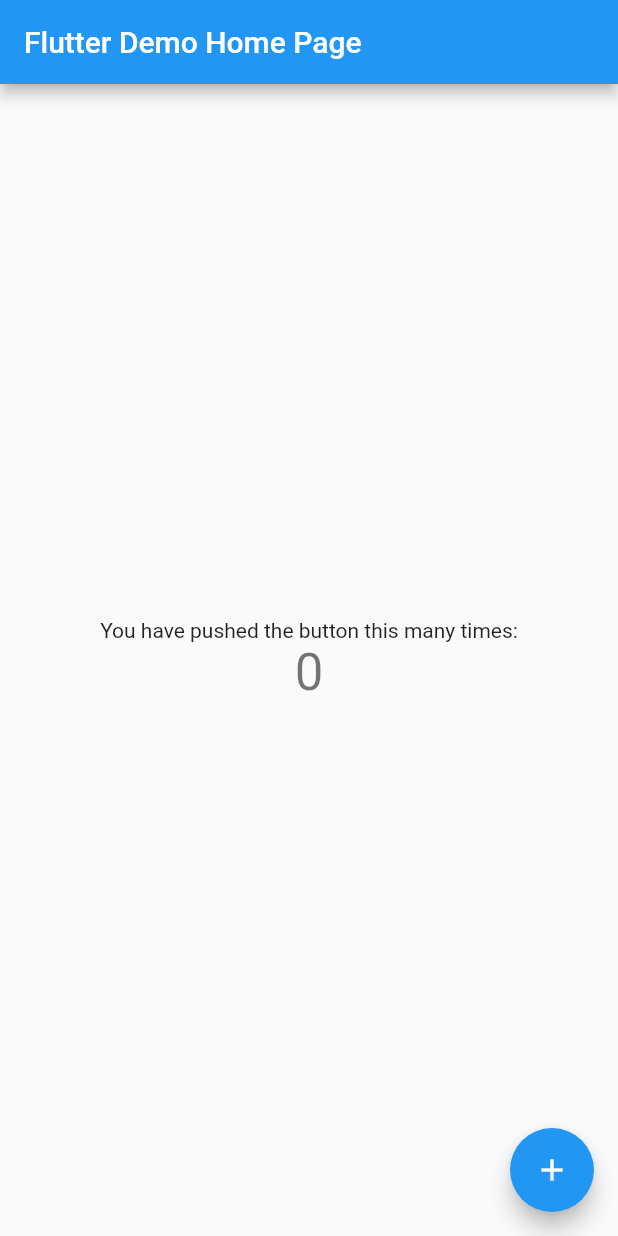
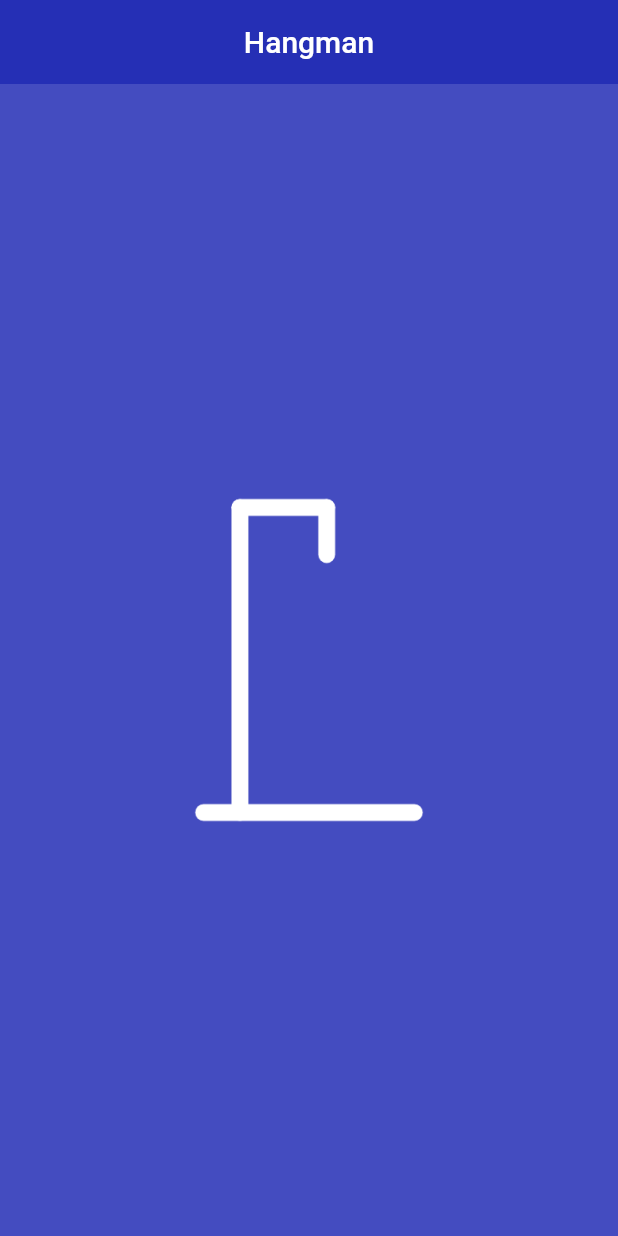
Before and after one commit to KarlZacferro/Hangman_Game, a Flutter app: the screen it shows after launch, on a phone screen of 412 x 824 dp. Run offline on Flutter 3.47's test engine with Material 2 defaults, Android fonts, the phone set to English and light mode, and no system bars.

Commit message:
Tela inicial estática

```diff
--- /dev/null
+++ b/lib/core/game.dart
@@ -0,0 +1,5 @@
+//criação
+class Game {
+  //vai construir a figura de acordo com as tentativas
+  static int tentativas = 0;
+}
--- a/lib/main.dart
+++ b/lib/main.dart
@@ -1,115 +1,61 @@
 import 'package:flutter/material.dart';
+import 'package:hungman_game/core/game.dart';
+import 'package:hungman_game/ui/colors.dart';
+import 'package:hungman_game/widget/figure_image.dart';
 
 void main() {
-  runApp(const MyApp());
+  runApp(const Hangman());
 }
 
-class MyApp extends StatelessWidget {
-  const MyApp({Key? key}) : super(key: key);
+class Hangman extends StatelessWidget {
+  const Hangman({Key? key}) : super(key: key);
 
-  // This widget is the root of your application.
   @override
   Widget build(BuildContext context) {
-    return MaterialApp(
-      title: 'Flutter Demo',
-      theme: ThemeData(
-        // This is the theme of your application.
-        //
-        // Try running your application with "flutter run". You'll see the
-        // application has a blue toolbar. Then, without quitting the app, try
-        // changing the primarySwatch below to Colors.green and then invoke
-        // "hot reload" (press "r" in the console where you ran "flutter run",
-        // or simply save your changes to "hot reload" in a Flutter IDE).
-        // Notice that the counter didn't reset back to zero; the application
-        // is not restarted.
-        primarySwatch: Colors.blue,
-      ),
-      home: const MyHomePage(title: 'Flutter Demo Home Page'),
+    return const MaterialApp(
+      home: HomeApp(),
     );
   }
 }
 
-class MyHomePage extends StatefulWidget {
-  const MyHomePage({Key? key, required this.title}) : super(key: key);
-
-  // This widget is the home page of your application. It is stateful, meaning
-  // that it has a State object (defined below) that contains fields that affect
-  // how it looks.
-
-  // This class is the configuration for the state. It holds the values (in this
-  // case the title) provided by the parent (in this case the App widget) and
-  // used by the build method of the State. Fields in a Widget subclass are
-  // always marked "final".
-
-  final String title;
+class HomeApp extends StatefulWidget {
+  const HomeApp({Key? key}) : super(key: key);
 
   @override
-  State<MyHomePage> createState() => _MyHomePageState();
+  _HomeAppState createState() => _HomeAppState();
 }
 
-class _MyHomePageState extends State<MyHomePage> {
-  int _counter = 0;
-
-  void _incrementCounter() {
-    setState(() {
-      // This call to setState tells the Flutter framework that something has
-      // changed in this State, which causes it to rerun the build method below
-      // so that the display can reflect the updated values. If we changed
-      // _counter without calling setState(), then the build method would not be
-      // called again, and so nothing would appear to happen.
-      _counter++;
-    });
-  }
-
+class _HomeAppState extends State<HomeApp> {
   @override
   Widget build(BuildContext context) {
-    // This method is rerun every time setState is called, for instance as done
-    // by the _incrementCounter method above.
-    //
-    // The Flutter framework has been optimized to make rerunning build methods
-    // fast, so that you can just rebuild anything that needs updating rather
-    // than having to individually change instances of widgets.
     return Scaffold(
+      backgroundColor: AppThemeColor.primaryColor,
       appBar: AppBar(
-        // Here we take the value from the MyHomePage object that was created by
-        // the App.build method, and use it to set our appbar title.
-        title: Text(widget.title),
+        title: const Text("Hangman"),
+        elevation: 0,
+        centerTitle: true,
+        backgroundColor: AppThemeColor.primaryColor,
       ),
-      body: Center(
-        // Center is a layout widget. It takes a single child and positions it
-        // in the middle of the parent.
-        child: Column(
-          // Column is also a layout widget. It takes a list of children and
-          // arranges them vertically. By default, it sizes itself to fit its
-          // children horizontally, and tries to be as tall as its parent.
-          //
-          // Invoke "debug painting" (press "p" in the console, choose the
-          // "Toggle Debug Paint" action from the Flutter Inspector in Android
-          // Studio, or the "Toggle Debug Paint" command in Visual Studio Code)
-          // to see the wireframe for each widget.
-          //
-          // Column has various properties to control how it sizes itself and
-          // how it positions its children. Here we use mainAxisAlignment to
-          // center the children vertically; the main axis here is the vertical
-          // axis because Columns are vertical (the cross axis would be
-          // horizontal).
-          mainAxisAlignment: MainAxisAlignment.center,
-          children: <Widget>[
-            const Text(
-              'You have pushed the button this many times:',
+      body: Column(
+        mainAxisAlignment: MainAxisAlignment.spaceEvenly,
+        crossAxisAlignment: CrossAxisAlignment.center,
+        children: [
+          Center(
+            child: Stack(
+              children: [
+                //a utlização do widget figure
+                figureImage(Game.tentativas >= 0, "assets/hang.png"),
+                figureImage(Game.tentativas >= 1, "assets/head.png"),
+                figureImage(Game.tentativas >= 2, "assets/body.png"),
+                figureImage(Game.tentativas >= 3, "assets/ra.png"),
+                figureImage(Game.tentativas >= 4, "assets/la.png"),
+                figureImage(Game.tentativas >= 5, "assets/rl.png"),
+                figureImage(Game.tentativas >= 6, "assets/ll.png"),
+              ],
             ),
-            Text(
-              '$_counter',
-              style: Theme.of(context).textTheme.headline4,
-            ),
-          ],
-        ),
+          )
+        ],
       ),
-      floatingActionButton: FloatingActionButton(
-        onPressed: _incrementCounter,
-        tooltip: 'Increment',
-        child: const Icon(Icons.add),
-      ), // This trailing comma makes auto-formatting nicer for build methods.
     );
   }
 }
--- /dev/null
+++ b/lib/ui/colors.dart
@@ -0,0 +1,6 @@
+import 'package:flutter/cupertino.dart';
+
+class AppThemeColor {
+  static Color primaryColor = Color.fromARGB(213, 31, 41, 179);
+  static Color primaryColorDark = Color.fromARGB(213, 31, 41, 179);
+}
--- /dev/null
+++ b/lib/widget/figure_image.dart
@@ -0,0 +1,12 @@
+import 'package:flutter/cupertino.dart';
+import 'package:flutter/rendering.dart';
+
+Widget figureImage(bool visible, String path) {
+  return Visibility(
+      visible: visible,
+      child: Container(
+        width: 250,
+        height: 250,
+        child: Image.asset(path),
+      ));
+}
--- /dev/null
+++ b/lib/widget/keyboard.dart
@@ -0,0 +1,26 @@
+import 'package:flutter/cupertino.dart';
+import 'package:flutter/material.dart';
+import 'package:hungman_game/ui/colors.dart';
+
+Widget Keyboard(String character, bool hidden) {
+  return Container(
+    height: 65,
+    width: 50,
+    padding: EdgeInsets.all(12.0),
+    decoration: BoxDecoration(
+      color: AppThemeColor.primaryColorDark,
+      borderRadius: BorderRadius.circular(4.0),
+    ),
+    child: Visibility(
+      visible: !hidden,
+      child: Text(
+        character,
+        style: TextStyle(
+          color: Colors.white,
+          fontWeight: FontWeight.bold,
+          fontSize: 40.0,
+        ),
+      ),
+    ),
+  );
+}
```
Also changed, not shown: pubspec.yaml (+4 -4 lines), assets/body.png (added), assets/hang.png (added), assets/head.png (added), assets/la.png (added), assets/ll.png (added), assets/ra.png (added), assets/rl.png (added), 1 other file.
